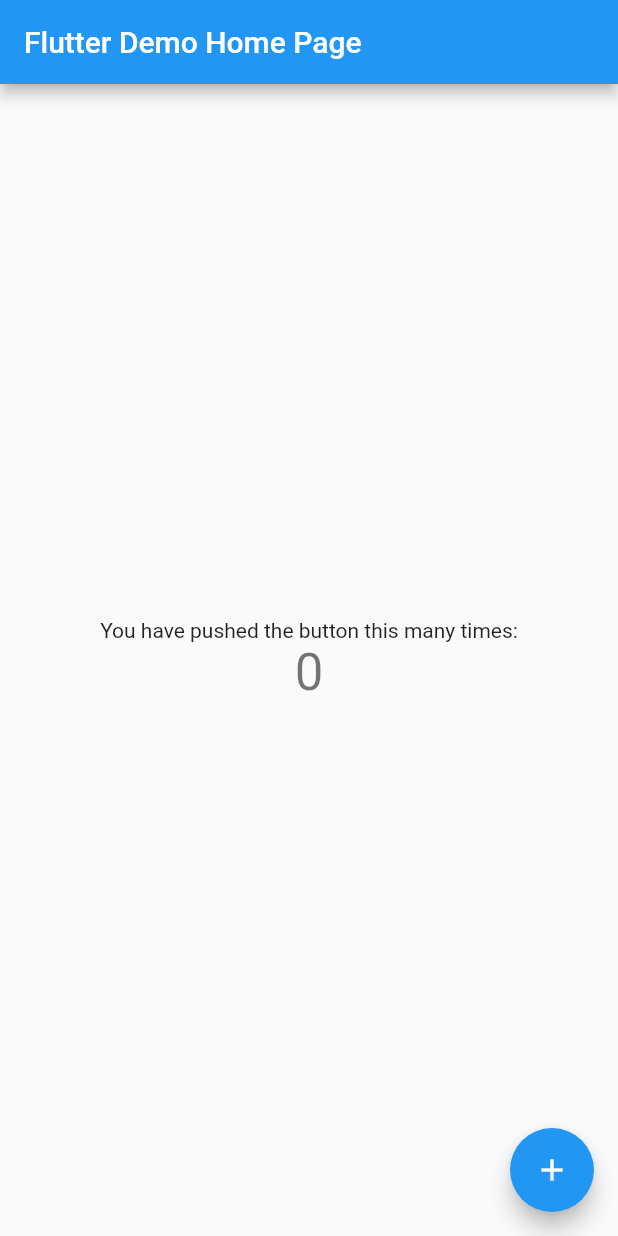
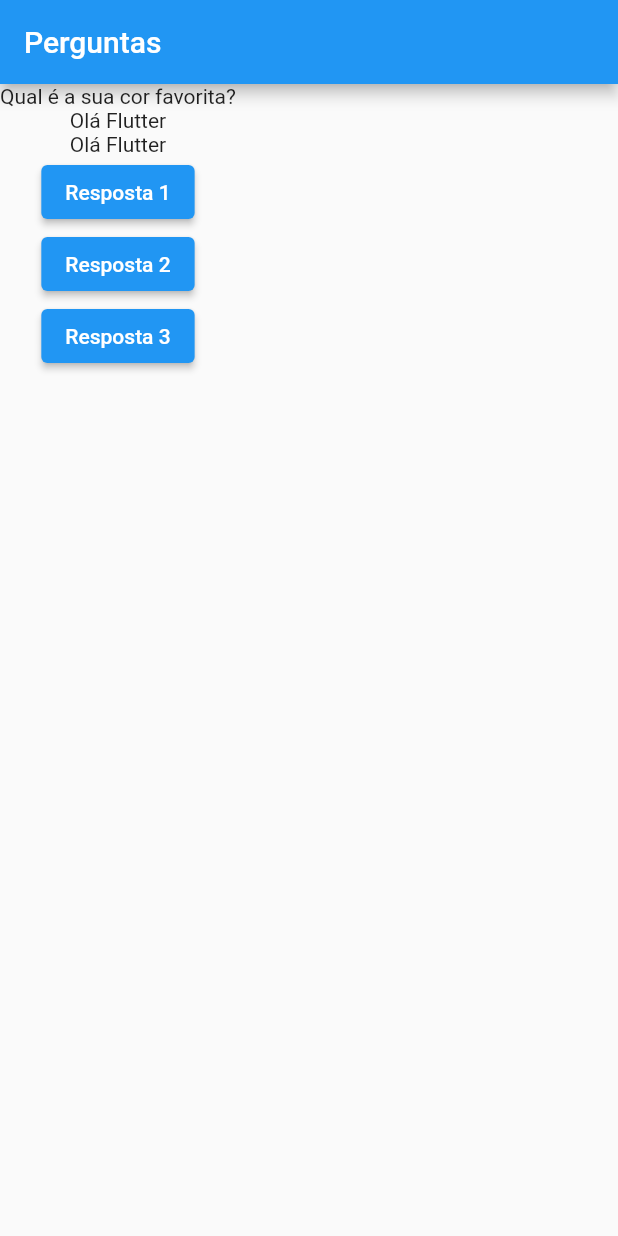
Before and after one commit to fabioalpl/Udemy, a Flutter app: the screen it shows after launch, on a phone screen of 412 x 824 dp. Run offline on Flutter 3.47's test engine with Material 2 defaults, Android fonts, the light colour scheme and no system bars.

Commit message:
Atualizando até a aula 42

```diff
--- a/Flutter/projetoperguntas/lib/main.dart
+++ b/Flutter/projetoperguntas/lib/main.dart
@@ -1,115 +1,62 @@
 import 'package:flutter/material.dart';
 
-void main() {
+/*void main() {
   runApp(const MyApp());
+}*/
+
+main() => runApp(MaterialApp(home: PerguntasApp()));
+
+class PerguntasApp extends StatefulWidget {
+  const PerguntasApp({super.key});
+
+  @override
+  State<PerguntasApp> createState() => _PerguntasAppState();
 }
 
-class MyApp extends StatelessWidget {
-  const MyApp({super.key});
+class _PerguntasAppState extends State<PerguntasApp> {
+  var _perguntaSelecionada = 0;
 
-  // This widget is the root of your application.
-  @override
-  Widget build(BuildContext context) {
-    return MaterialApp(
-      title: 'Flutter Demo',
-      theme: ThemeData(
-        // This is the theme of your application.
-        //
-        // Try running your application with "flutter run". You'll see the
-        // application has a blue toolbar. Then, without quitting the app, try
-        // changing the primarySwatch below to Colors.green and then invoke
-        // "hot reload" (press "r" in the console where you ran "flutter run",
-        // or simply save your changes to "hot reload" in a Flutter IDE).
-        // Notice that the counter didn't reset back to zero; the application
-        // is not restarted.
-        primarySwatch: Colors.blue,
-      ),
-      home: const MyHomePage(title: 'Flutter Demo Home Page'),
-    );
+  void _responder() {
+    setState(() {
+      _perguntaSelecionada++;
+    });
+
+    print("Pergunta respondida");
   }
-}
 
-class MyHomePage extends StatefulWidget {
-  const MyHomePage({super.key, required this.title});
-
-  // This widget is the home page of your application. It is stateful, meaning
-  // that it has a State object (defined below) that contains fields that affect
-  // how it looks.
-
-  // This class is the configuration for the state. It holds the values (in this
-  // case the title) provided by the parent (in this case the App widget) and
-  // used by the build method of the State. Fields in a Widget subclass are
-  // always marked "final".
-
-  final String title;
-
-  @override
-  State<MyHomePage> createState() => _MyHomePageState();
-}
-
-class _MyHomePageState extends State<MyHomePage> {
-  int _counter = 0;
-
-  void _incrementCounter() {
-    setState(() {
-      // This call to setState tells the Flutter framework that something has
-      // changed in this State, which causes it to rerun the build method below
-      // so that the display can reflect the updated values. If we changed
-      // _counter without calling setState(), then the build method would not be
-      // called again, and so nothing would appear to happen.
-      _counter++;
-    });
+  void Function() funcaoQueRetornaOutraFuncao(){
+    return (){
+      print("Pergunta respondida #02");
+    };
   }
 
   @override
   Widget build(BuildContext context) {
-    // This method is rerun every time setState is called, for instance as done
-    // by the _incrementCounter method above.
-    //
-    // The Flutter framework has been optimized to make rerunning build methods
-    // fast, so that you can just rebuild anything that needs updating rather
-    // than having to individually change instances of widgets.
+    final perguntas = [
+      "Qual é a sua cor favorita?",
+      "Qual é o seu animal preferido?"
+    ];
+
     return Scaffold(
       appBar: AppBar(
-        // Here we take the value from the MyHomePage object that was created by
-        // the App.build method, and use it to set our appbar title.
-        title: Text(widget.title),
+        title: Text("Perguntas"),
       ),
-      body: Center(
-        // Center is a layout widget. It takes a single child and positions it
-        // in the middle of the parent.
-        child: Column(
-          // Column is also a layout widget. It takes a list of children and
-          // arranges them vertically. By default, it sizes itself to fit its
-          // children horizontally, and tries to be as tall as its parent.
-          //
-          // Invoke "debug painting" (press "p" in the console, choose the
-          // "Toggle Debug Paint" action from the Flutter Inspector in Android
-          // Studio, or the "Toggle Debug Paint" command in Visual Studio Code)
-          // to see the wireframe for each widget.
-          //
-          // Column has various properties to control how it sizes itself and
-          // how it positions its children. Here we use mainAxisAlignment to
-          // center the children vertically; the main axis here is the vertical
-          // axis because Columns are vertical (the cross axis would be
-          // horizontal).
-          mainAxisAlignment: MainAxisAlignment.center,
-          children: <Widget>[
-            const Text(
-              'You have pushed the button this many times:',
-            ),
-            Text(
-              '$_counter',
-              style: Theme.of(context).textTheme.headline4,
-            ),
-          ],
-        ),
+      body: Column(
+        children: [
+          Text(perguntas.elementAt(_perguntaSelecionada)),
+          Text("Olá Flutter"),
+          Text("Olá Flutter"),
+          ElevatedButton(
+            onPressed: _responder,
+            child: Text("Resposta 1")),
+          ElevatedButton(
+            onPressed: () => print("Resposta 2"),
+            child: Text("Resposta 2")),
+          ElevatedButton(
+            onPressed: funcaoQueRetornaOutraFuncao,
+            child: Text("Resposta 3")),
+        ],
       ),
-      floatingActionButton: FloatingActionButton(
-        onPressed: _incrementCounter,
-        tooltip: 'Increment',
-        child: const Icon(Icons.add),
-      ), // This trailing comma makes auto-formatting nicer for build methods.
     );
   }
 }
--- a/Flutter/projetoperguntas/pubspec.yaml
+++ b/Flutter/projetoperguntas/pubspec.yaml
@@ -46,7 +46,7 @@
   # activated in the `analysis_options.yaml` file located at the root of your
   # package. See that file for information about deactivating specific lint
   # rules and activating additional ones.
-  flutter_lints: ^2.0.0
+  #flutter_lints: ^2.0.0
 
 # For information on the generic Dart part of this file, see the
 # following page: https://dart.dev/tools/pub/pubspec
```
Also changed, not shown: Flutter/pessoa.dart (added, +15 -0 lines), Flutter/testes3.dart (added, +20 -0 lines), Flutter/projetoperguntas/pubspec.lock, 1 other file.
